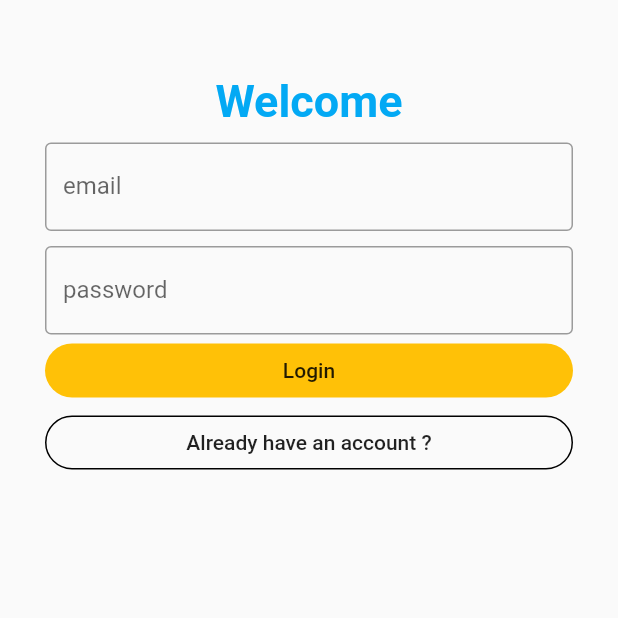
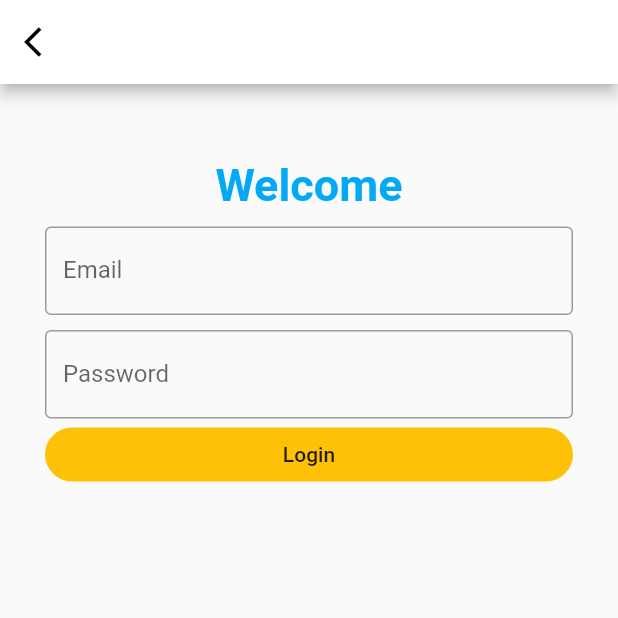
Before and after one commit to sachaakiba/BIDOUILLE_PROJECT, a Flutter app: the screen it shows after launch, after a tap on "Already have an account ?", on a phone screen of 412 x 824 dp, the top half of it. Run offline on Flutter 3.47's test engine with Material 2 defaults, Android fonts, the phone set to English and light mode, and no system bars; our stand-ins replace flutter_svg, google_maps_flutter.

Commit message:
Create navigation between login and register page

```diff
--- a/bidouilleP5/lib/main.dart
+++ b/bidouilleP5/lib/main.dart
@@ -1,4 +1,3 @@
-import 'package:bidouilleP5/pageAuth/login.dart';
 import 'package:bidouilleP5/pageAuth/register.dart';
 import 'package:flutter/material.dart';
 
@@ -17,7 +16,7 @@ class MyApp extends StatelessWidget {
         primarySwatch: Colors.blue,
         visualDensity: VisualDensity.adaptivePlatformDensity,
       ),
-      home: Login(),
+      home: Register(),
     );
   }
 }
--- a/bidouilleP5/lib/pageAuth/login.dart
+++ b/bidouilleP5/lib/pageAuth/login.dart
@@ -1,3 +1,4 @@
+import 'package:bidouilleP5/pageAuth/register.dart';
 import 'package:flutter/material.dart';
 
 class Login extends StatefulWidget {
@@ -13,6 +14,21 @@ class _LoginState extends State<Login> {
 
     final _keyForm = GlobalKey<FormState>();
     return Scaffold(
+      appBar: AppBar(
+        backgroundColor: Colors.white,
+        leading: IconButton(
+          icon: Icon(
+            Icons.arrow_back_ios,
+            color: Colors.black,
+          ),
+          onPressed: () {
+            Navigator.push(
+              context,
+              MaterialPageRoute(builder: (context) => Register()),
+            );
+          },
+        ),
+      ),
       body: Container(
         padding: EdgeInsets.symmetric(vertical: 50.0, horizontal: 30.0),
         child: Form(
@@ -32,7 +48,7 @@ class _LoginState extends State<Login> {
               SizedBox(height: 10.0),
               TextFormField(
                 decoration: InputDecoration(
-                  labelText: 'email',
+                  labelText: 'Email',
                   border: OutlineInputBorder(),
                 ),
                 validator: (val) => val.isEmpty ? 'Enter an email' : null,
@@ -41,7 +57,7 @@ class _LoginState extends State<Login> {
               SizedBox(height: 10.0),
               TextFormField(
                 decoration: InputDecoration(
-                  labelText: 'password',
+                  labelText: 'Password',
                   border: OutlineInputBorder(),
                 ),
                 validator: (val) => val.length < 6
@@ -59,14 +75,6 @@ class _LoginState extends State<Login> {
                 child: Text('Login'),
                 shape: RoundedRectangleBorder(
                     borderRadius: BorderRadius.circular(20.0)),
-              ),
-              OutlineButton(
-                onPressed: () {},
-                borderSide: BorderSide(width: 1.0, color: Colors.black),
-                color: Colors.amber,
-                child: Text('Already have an account ?'),
-                shape: RoundedRectangleBorder(
-                    borderRadius: BorderRadius.circular(20.0)),
               )
             ],
           ),
--- a/bidouilleP5/lib/pageAuth/register.dart
+++ b/bidouilleP5/lib/pageAuth/register.dart
@@ -1,3 +1,4 @@
+import 'package:bidouilleP5/pageAuth/login.dart';
 import 'package:flutter/material.dart';
 
 class Register extends StatefulWidget {
@@ -77,6 +78,17 @@ class _RegisterState extends State<Register> {
                 child: Text('Register'),
                 shape: RoundedRectangleBorder(
                     borderRadius: BorderRadius.circular(20.0)),
+              ),
+              OutlineButton(
+                onPressed: () {
+                  Navigator.push(context,
+                      MaterialPageRoute(builder: (context) => Login()));
+                },
+                borderSide: BorderSide(width: 1.0, color: Colors.black),
+                color: Colors.amber,
+                child: Text('Already have an account ?'),
+                shape: RoundedRectangleBorder(
+                    borderRadius: BorderRadius.circular(20.0)),
               )
             ],
           ),
```
